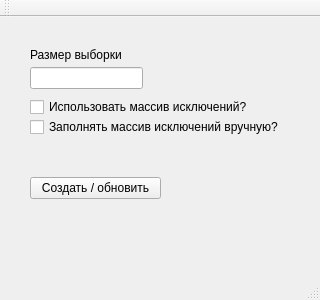
Old version of the form Демонстрация/project/mainwindow.ui in the repository Paveloom/B5.
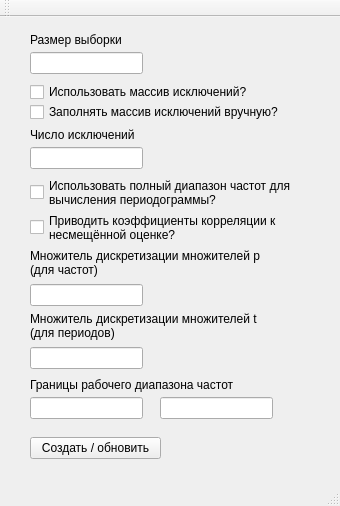
New version of the form.

Diff of the .ui file:
```diff
--- a/Демонстрация/project/mainwindow.ui
+++ b/Демонстрация/project/mainwindow.ui
@@ -6,10 +6,28 @@
    <rect>
     <x>0</x>
     <y>0</y>
-    <width>320</width>
-    <height>300</height>
+    <width>340</width>
+    <height>506</height>
    </rect>
   </property>
+  <property name="sizePolicy">
+   <sizepolicy hsizetype="Fixed" vsizetype="Fixed">
+    <horstretch>0</horstretch>
+    <verstretch>0</verstretch>
+   </sizepolicy>
+  </property>
+  <property name="minimumSize">
+   <size>
+    <width>340</width>
+    <height>506</height>
+   </size>
+  </property>
+  <property name="maximumSize">
+   <size>
+    <width>340</width>
+    <height>506</height>
+   </size>
+  </property>
   <property name="windowTitle">
    <string>MainWindow</string>
   </property>
@@ -18,7 +36,7 @@
     <property name="geometry">
      <rect>
       <x>30</x>
-      <y>160</y>
+      <y>420</y>
       <width>131</width>
       <height>22</height>
      </rect>
@@ -31,7 +49,7 @@
     <property name="geometry">
      <rect>
       <x>30</x>
-      <y>100</y>
+      <y>85</y>
       <width>291</width>
       <height>20</height>
      </rect>
@@ -47,7 +65,7 @@
     <property name="geometry">
      <rect>
       <x>30</x>
-      <y>80</y>
+      <y>65</y>
       <width>291</width>
       <height>20</height>
      </rect>
@@ -60,7 +78,7 @@
     <property name="geometry">
      <rect>
       <x>30</x>
-      <y>50</y>
+      <y>35</y>
       <width>113</width>
       <height>22</height>
      </rect>
@@ -73,7 +91,7 @@
     <property name="geometry">
      <rect>
       <x>30</x>
-      <y>30</y>
+      <y>15</y>
       <width>251</width>
       <height>16</height>
      </rect>
@@ -82,6 +100,171 @@
      <string>Размер выборки</string>
     </property>
    </widget>
+   <widget class="QLineEdit" name="lineEdit_2">
+    <property name="geometry">
+     <rect>
+      <x>30</x>
+      <y>130</y>
+      <width>113</width>
+      <height>22</height>
+     </rect>
+    </property>
+    <property name="inputMethodHints">
+     <set>Qt::ImhNone</set>
+    </property>
+   </widget>
+   <widget class="QLabel" name="label_2">
+    <property name="geometry">
+     <rect>
+      <x>30</x>
+      <y>110</y>
+      <width>251</width>
+      <height>16</height>
+     </rect>
+    </property>
+    <property name="text">
+     <string>Число исключений</string>
+    </property>
+   </widget>
+   <widget class="QCheckBox" name="checkBox_3">
+    <property name="geometry">
+     <rect>
+      <x>30</x>
+      <y>160</y>
+      <width>291</width>
+      <height>31</height>
+     </rect>
+    </property>
+    <property name="mouseTracking">
+     <bool>true</bool>
+    </property>
+    <property name="focusPolicy">
+     <enum>Qt::NoFocus</enum>
+    </property>
+    <property name="contextMenuPolicy">
+     <enum>Qt::NoContextMenu</enum>
+    </property>
+    <property name="text">
+     <string>Использовать полный диапазон частот для 
+вычисления периодограммы?</string>
+    </property>
+   </widget>
+   <widget class="QCheckBox" name="checkBox_4">
+    <property name="geometry">
+     <rect>
+      <x>30</x>
+      <y>195</y>
+      <width>291</width>
+      <height>31</height>
+     </rect>
+    </property>
+    <property name="mouseTracking">
+     <bool>true</bool>
+    </property>
+    <property name="focusPolicy">
+     <enum>Qt::NoFocus</enum>
+    </property>
+    <property name="contextMenuPolicy">
+     <enum>Qt::NoContextMenu</enum>
+    </property>
+    <property name="text">
+     <string>Приводить коэффициенты корреляции к 
+несмещённой оценке?</string>
+    </property>
+   </widget>
+   <widget class="QLineEdit" name="lineEdit_3">
+    <property name="geometry">
+     <rect>
+      <x>30</x>
+      <y>267</y>
+      <width>113</width>
+      <height>22</height>
+     </rect>
+    </property>
+    <property name="inputMethodHints">
+     <set>Qt::ImhNone</set>
+    </property>
+   </widget>
+   <widget class="QLabel" name="label_3">
+    <property name="geometry">
+     <rect>
+      <x>30</x>
+      <y>230</y>
+      <width>311</width>
+      <height>31</height>
+     </rect>
+    </property>
+    <property name="text">
+     <string>Множитель дискретизации множителей p 
+(для частот)</string>
+    </property>
+   </widget>
+   <widget class="QLabel" name="label_4">
+    <property name="geometry">
+     <rect>
+      <x>30</x>
+      <y>293</y>
+      <width>311</width>
+      <height>31</height>
+     </rect>
+    </property>
+    <property name="text">
+     <string>Множитель дискретизации множителей t 
+(для периодов)</string>
+    </property>
+   </widget>
+   <widget class="QLineEdit" name="lineEdit_4">
+    <property name="geometry">
+     <rect>
+      <x>30</x>
+      <y>330</y>
+      <width>113</width>
+      <height>22</height>
+     </rect>
+    </property>
+    <property name="inputMethodHints">
+     <set>Qt::ImhNone</set>
+    </property>
+   </widget>
+   <widget class="QLineEdit" name="lineEdit_5">
+    <property name="geometry">
+     <rect>
+      <x>30</x>
+      <y>380</y>
+      <width>113</width>
+      <height>22</height>
+     </rect>
+    </property>
+    <property name="inputMethodHints">
+     <set>Qt::ImhNone</set>
+    </property>
+   </widget>
+   <widget class="QLabel" name="label_5">
+    <property name="geometry">
+     <rect>
+      <x>30</x>
+      <y>360</y>
+      <width>251</width>
+      <height>16</height>
+     </rect>
+    </property>
+    <property name="text">
+     <string>Границы рабочего диапазона частот</string>
+    </property>
+   </widget>
+   <widget class="QLineEdit" name="lineEdit_6">
+    <property name="geometry">
+     <rect>
+      <x>160</x>
+      <y>380</y>
+      <width>113</width>
+      <height>22</height>
+     </rect>
+    </property>
+    <property name="inputMethodHints">
+     <set>Qt::ImhNone</set>
+    </property>
+   </widget>
   </widget>
   <widget class="QMenuBar" name="menuBar">
    <property name="geometry">
```
Left out of the diff: 20 changed lines with no effect on the pictures.
